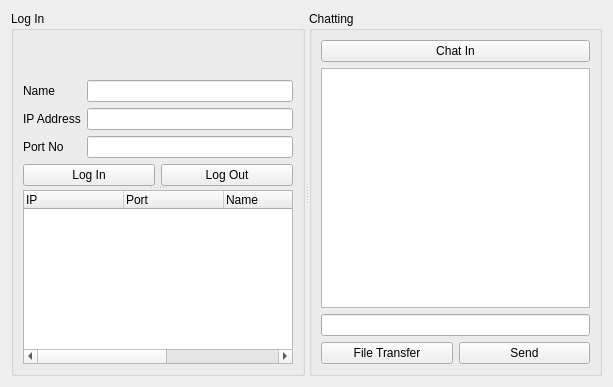
Qt form chatclient.ui (juyeon6454/Customer-management_Qt_ChatClient) before a commit.
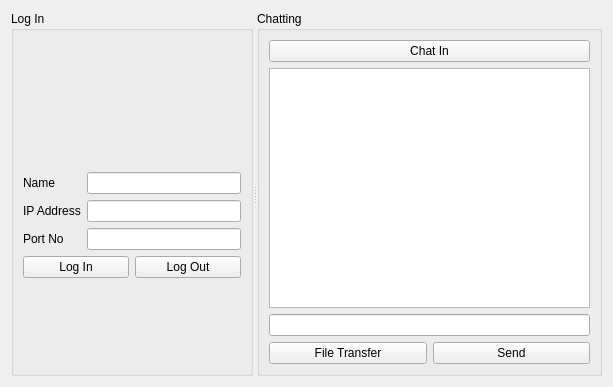
The same form after that commit.

```diff
--- a/chatclient.ui
+++ b/chatclient.ui
@@ -23,24 +23,24 @@
       <property name="title">
        <string>Log In</string>
       </property>
-      <layout class="QGridLayout" name="gridLayout_2">
-       <item row="0" column="0">
+      <layout class="QVBoxLayout" name="verticalLayout">
+       <item>
         <spacer name="verticalSpacer">
          <property name="orientation">
           <enum>Qt::Vertical</enum>
          </property>
          <property name="sizeType">
-          <enum>QSizePolicy::Minimum</enum>
+          <enum>QSizePolicy::Preferred</enum>
          </property>
          <property name="sizeHint" stdset="0">
           <size>
            <width>20</width>
-           <height>20</height>
+           <height>120</height>
           </size>
          </property>
         </spacer>
        </item>
-       <item row="1" column="0">
+       <item>
         <widget class="QLabel" name="label_pic">
          <property name="maximumSize">
           <size>
@@ -56,12 +56,7 @@
          </property>
         </widget>
        </item>
-       <item row="2" column="0">
-        <widget class="QSplitter" name="splitter_2">
-         <property name="orientation">
-          <enum>Qt::Vertical</enum>
-         </property>
-         <widget class="QWidget" name="layoutWidget">
+       <item>
           <layout class="QGridLayout" name="gridLayout">
            <item row="0" column="0">
             <layout class="QFormLayout" name="logformLayout">
@@ -116,45 +111,19 @@
             </layout>
            </item>
           </layout>
-         </widget>
-         <widget class="QTreeWidget" name="treeWidget">
-          <column>
-           <property name="text">
-            <string>IP</string>
-           </property>
-          </column>
-          <column>
-           <property name="text">
-            <string>Port</string>
-           </property>
-          </column>
-          <column>
-           <property name="text">
-            <string>Name</string>
-           </property>
-          </column>
-          <column>
-           <property name="text">
-            <string>Message</string>
-           </property>
-          </column>
-          <column>
-           <property name="text">
-            <string>Time</string>
-           </property>
-          </column>
-          <column>
-           <property name="text">
-            <string/>
-           </property>
-          </column>
-          <column>
-           <property name="text">
-            <string/>
-           </property>
-          </column>
-         </widget>
-        </widget>
+       </item>
+       <item>
+        <spacer name="verticalSpacer_2">
+         <property name="orientation">
+          <enum>Qt::Vertical</enum>
+         </property>
+         <property name="sizeHint" stdset="0">
+          <size>
+           <width>20</width>
+           <height>93</height>
+          </size>
+         </property>
+        </spacer>
        </item>
       </layout>
      </widget>
```
Lines whose indentation alone changed are shown as unchanged.
